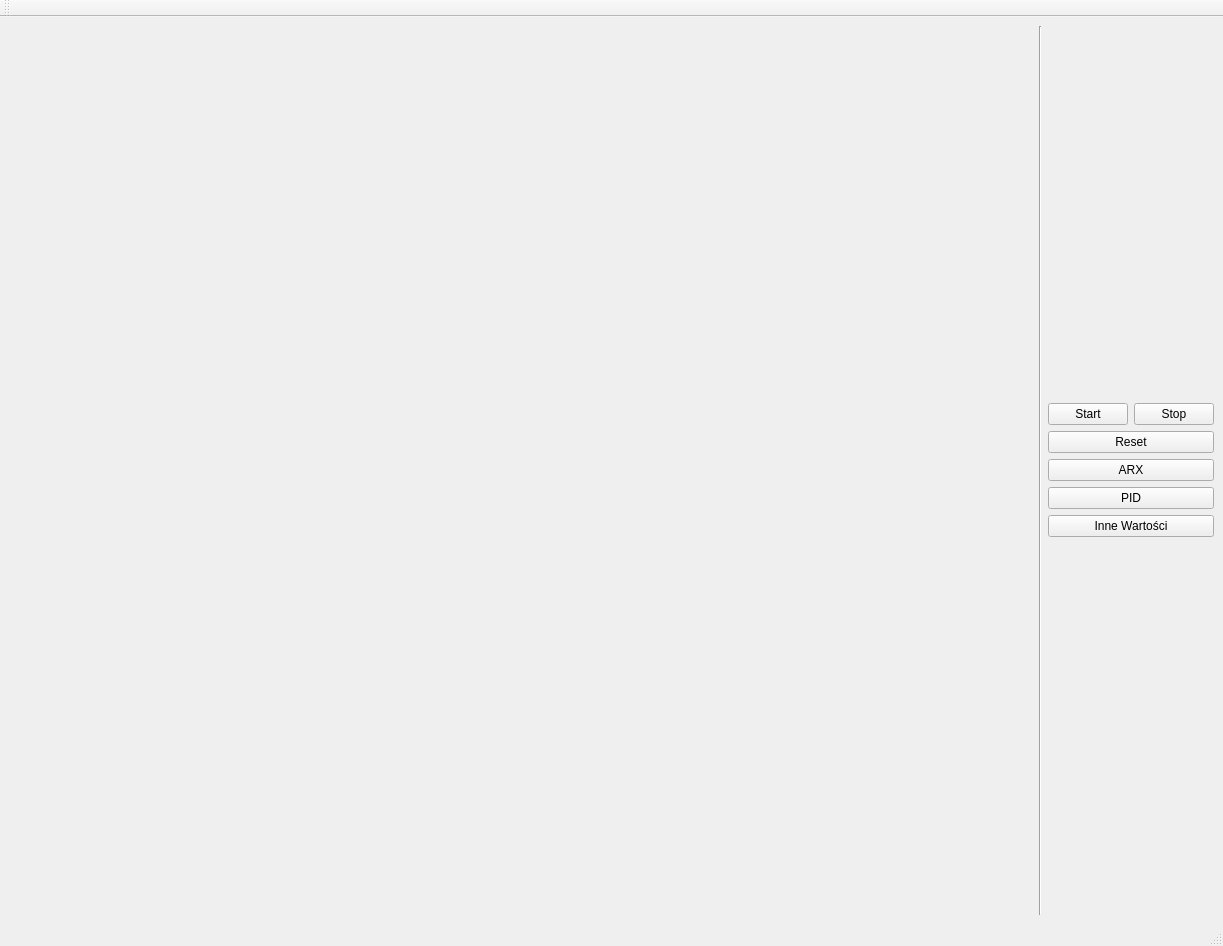
Old version of the form mainwindow.ui in the repository dffdgdd5/Projekt-PK_Sem3-4-QT.
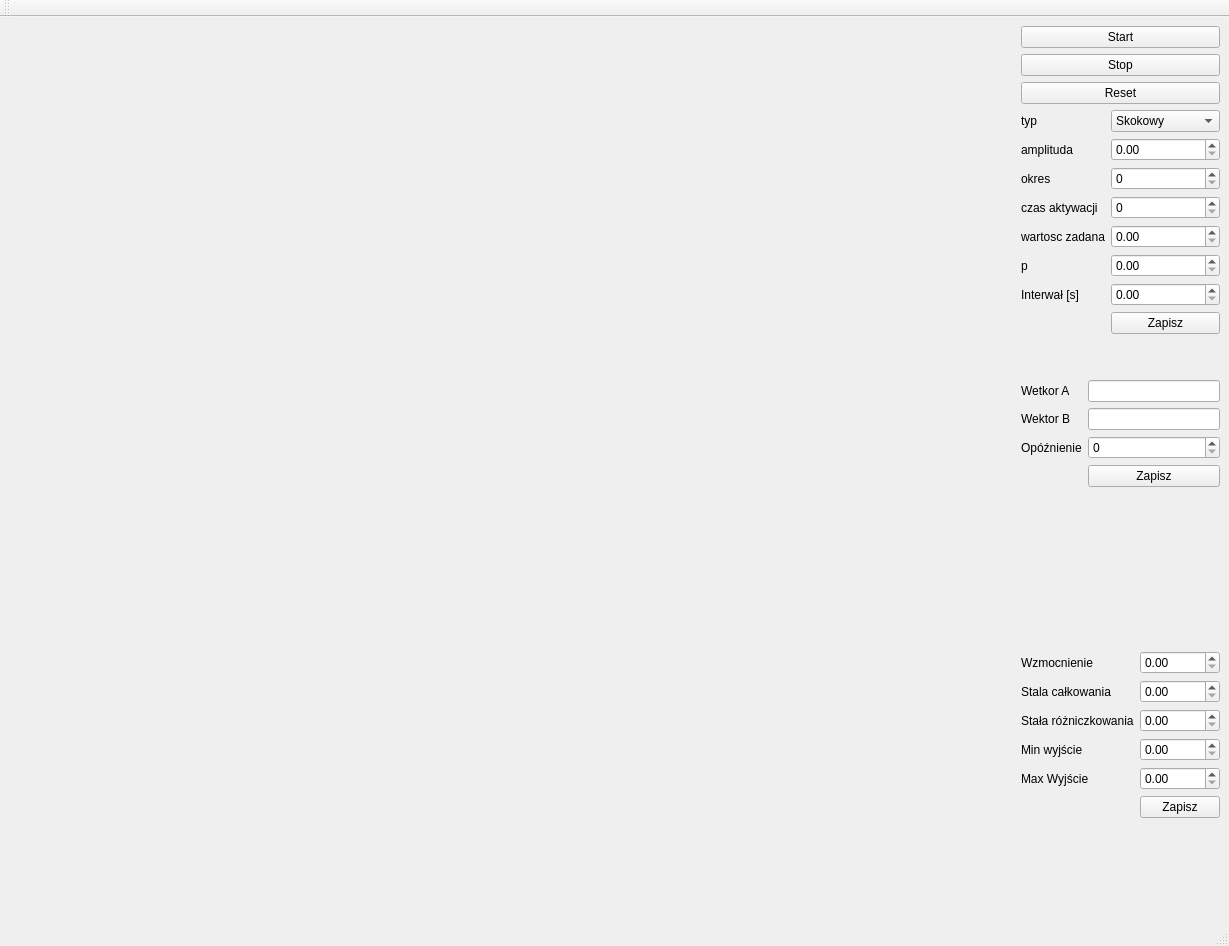
New version of the form.

Patch:
```diff
--- a/mainwindow.ui
+++ b/mainwindow.ui
@@ -14,9 +14,9 @@
    <string>MainWindow</string>
   </property>
   <widget class="QWidget" name="centralwidget">
-   <layout class="QHBoxLayout" name="horizontalLayout_4">
+   <layout class="QHBoxLayout" name="horizontalLayout">
     <item>
-     <layout class="QVBoxLayout" name="verticalLayout_3">
+     <layout class="QVBoxLayout" name="verticalLayout_2">
       <item>
        <widget class="QWidget" name="wykresZadanaRegulowana" native="true">
         <property name="minimumSize">
@@ -58,7 +58,7 @@
        </layout>
       </item>
       <item>
-       <layout class="QHBoxLayout" name="horizontalLayout_2">
+       <layout class="QHBoxLayout" name="horizontalLayout_4">
         <item>
          <widget class="QWidget" name="wykresP" native="true">
           <property name="sizePolicy">
@@ -100,62 +100,390 @@
      </layout>
     </item>
     <item>
-     <widget class="Line" name="line">
-      <property name="orientation">
-       <enum>Qt::Vertical</enum>
-      </property>
-     </widget>
-    </item>
-    <item>
-     <layout class="QVBoxLayout" name="verticalLayout_2">
+     <layout class="QVBoxLayout" name="verticalLayout_4">
       <item>
-       <layout class="QVBoxLayout" name="verticalLayout">
+       <layout class="QVBoxLayout" name="verticalLayout_3">
         <item>
-         <layout class="QHBoxLayout" name="horizontalLayout">
-          <property name="sizeConstraint">
-           <enum>QLayout::SetMaximumSize</enum>
+         <widget class="QPushButton" name="Start">
+          <property name="maximumSize">
+           <size>
+            <width>300</width>
+            <height>16777215</height>
+           </size>
           </property>
-          <item>
-           <widget class="QPushButton" name="Start">
-            <property name="text">
-             <string>Start</string>
-            </property>
-           </widget>
-          </item>
-          <item>
-           <widget class="QPushButton" name="Stop">
-            <property name="text">
-             <string>Stop</string>
-            </property>
-           </widget>
-          </item>
-         </layout>
+          <property name="text">
+           <string>Start</string>
+          </property>
+         </widget>
+        </item>
+        <item>
+         <widget class="QPushButton" name="Stop">
+          <property name="maximumSize">
+           <size>
+            <width>300</width>
+            <height>16777215</height>
+           </size>
+          </property>
+          <property name="text">
+           <string>Stop</string>
+          </property>
+         </widget>
         </item>
         <item>
          <widget class="QPushButton" name="Reset">
+          <property name="maximumSize">
+           <size>
+            <width>300</width>
+            <height>16777215</height>
+           </size>
+          </property>
           <property name="text">
            <string>Reset</string>
           </property>
          </widget>
         </item>
-        <item>
-         <widget class="QPushButton" name="ARX">
+       </layout>
+      </item>
+      <item>
+       <layout class="QFormLayout" name="formLayout">
+        <item row="0" column="0">
+         <widget class="QLabel" name="label">
+          <property name="maximumSize">
+           <size>
+            <width>100</width>
+            <height>16777215</height>
+           </size>
+          </property>
           <property name="text">
-           <string>ARX</string>
+           <string>typ</string>
           </property>
          </widget>
         </item>
-        <item>
-         <widget class="QPushButton" name="PID">
+        <item row="0" column="1">
+         <widget class="QComboBox" name="typComboBox">
+          <property name="maximumSize">
+           <size>
+            <width>200</width>
+            <height>16777215</height>
+           </size>
+          </property>
+          <item>
+           <property name="text">
+            <string>Skokowy</string>
+           </property>
+          </item>
+          <item>
+           <property name="text">
+            <string>Sinusoidalny</string>
+           </property>
+          </item>
+          <item>
+           <property name="text">
+            <string>Prostokątny</string>
+           </property>
+          </item>
+         </widget>
+        </item>
+        <item row="1" column="0">
+         <widget class="QLabel" name="label_2">
           <property name="text">
-           <string>PID</string>
+           <string>amplituda</string>
           </property>
          </widget>
         </item>
-        <item>
-         <widget class="QPushButton" name="InneWartosci">
+        <item row="1" column="1">
+         <widget class="QDoubleSpinBox" name="amplituda">
+          <property name="maximumSize">
+           <size>
+            <width>200</width>
+            <height>16777215</height>
+           </size>
+          </property>
+         </widget>
+        </item>
+        <item row="2" column="0">
+         <widget class="QLabel" name="label_3">
           <property name="text">
-           <string>Inne Wartości</string>
+           <string>okres</string>
+          </property>
+         </widget>
+        </item>
+        <item row="2" column="1">
+         <widget class="QSpinBox" name="okres">
+          <property name="maximumSize">
+           <size>
+            <width>200</width>
+            <height>16777215</height>
+           </size>
+          </property>
+         </widget>
+        </item>
+        <item row="3" column="0">
+         <widget class="QLabel" name="label_4">
+          <property name="text">
+           <string>czas aktywacji</string>
+          </property>
+         </widget>
+        </item>
+        <item row="3" column="1">
+         <widget class="QSpinBox" name="czasAktywacji">
+          <property name="maximumSize">
+           <size>
+            <width>200</width>
+            <height>16777215</height>
+           </size>
+          </property>
+         </widget>
+        </item>
+        <item row="4" column="0">
+         <widget class="QLabel" name="label_8">
+          <property name="text">
+           <string>wartosc zadana</string>
+          </property>
+         </widget>
+        </item>
+        <item row="4" column="1">
+         <widget class="QDoubleSpinBox" name="wartoscStala">
+          <property name="maximumSize">
+           <size>
+            <width>200</width>
+            <height>16777215</height>
+           </size>
+          </property>
+         </widget>
+        </item>
+        <item row="5" column="0">
+         <widget class="QLabel" name="label_9">
+          <property name="text">
+           <string>p</string>
+          </property>
+         </widget>
+        </item>
+        <item row="5" column="1">
+         <widget class="QDoubleSpinBox" name="p">
+          <property name="maximumSize">
+           <size>
+            <width>200</width>
+            <height>16777215</height>
+           </size>
+          </property>
+         </widget>
+        </item>
+        <item row="6" column="0">
+         <widget class="QLabel" name="label_10">
+          <property name="text">
+           <string>Interwał [s]</string>
+          </property>
+         </widget>
+        </item>
+        <item row="6" column="1">
+         <widget class="QDoubleSpinBox" name="Interwal">
+          <property name="maximumSize">
+           <size>
+            <width>200</width>
+            <height>16777215</height>
+           </size>
+          </property>
+         </widget>
+        </item>
+        <item row="7" column="1">
+         <widget class="QPushButton" name="zapiszInne">
+          <property name="maximumSize">
+           <size>
+            <width>200</width>
+            <height>16777215</height>
+           </size>
+          </property>
+          <property name="text">
+           <string>Zapisz</string>
+          </property>
+         </widget>
+        </item>
+       </layout>
+      </item>
+      <item>
+       <layout class="QFormLayout" name="formLayout_5">
+        <item row="0" column="0">
+         <widget class="QLabel" name="label_22">
+          <property name="maximumSize">
+           <size>
+            <width>100</width>
+            <height>16777215</height>
+           </size>
+          </property>
+          <property name="text">
+           <string>Wetkor A</string>
+          </property>
+         </widget>
+        </item>
+        <item row="0" column="1">
+         <widget class="QLineEdit" name="WektorA">
+          <property name="maximumSize">
+           <size>
+            <width>200</width>
+            <height>16777215</height>
+           </size>
+          </property>
+         </widget>
+        </item>
+        <item row="1" column="0">
+         <widget class="QLabel" name="label_24">
+          <property name="maximumSize">
+           <size>
+            <width>100</width>
+            <height>16777215</height>
+           </size>
+          </property>
+          <property name="text">
+           <string>Wektor B</string>
+          </property>
+         </widget>
+        </item>
+        <item row="1" column="1">
+         <widget class="QLineEdit" name="WektorB">
+          <property name="maximumSize">
+           <size>
+            <width>200</width>
+            <height>16777215</height>
+           </size>
+          </property>
+         </widget>
+        </item>
+        <item row="2" column="0">
+         <widget class="QLabel" name="label_23">
+          <property name="maximumSize">
+           <size>
+            <width>100</width>
+            <height>16777215</height>
+           </size>
+          </property>
+          <property name="text">
+           <string>Opóźnienie</string>
+          </property>
+         </widget>
+        </item>
+        <item row="2" column="1">
+         <widget class="QSpinBox" name="Opoznienie">
+          <property name="maximumSize">
+           <size>
+            <width>200</width>
+            <height>16777215</height>
+           </size>
+          </property>
+         </widget>
+        </item>
+        <item row="3" column="1">
+         <widget class="QPushButton" name="ZapiszARX">
+          <property name="maximumSize">
+           <size>
+            <width>200</width>
+            <height>16777215</height>
+           </size>
+          </property>
+          <property name="text">
+           <string>Zapisz</string>
+          </property>
+         </widget>
+        </item>
+       </layout>
+      </item>
+      <item>
+       <layout class="QFormLayout" name="formLayout_4">
+        <item row="0" column="0">
+         <widget class="QLabel" name="label_25">
+          <property name="text">
+           <string>Wzmocnienie</string>
+          </property>
+         </widget>
+        </item>
+        <item row="0" column="1">
+         <widget class="QDoubleSpinBox" name="wzmocnienie">
+          <property name="maximumSize">
+           <size>
+            <width>200</width>
+            <height>16777215</height>
+           </size>
+          </property>
+         </widget>
+        </item>
+        <item row="1" column="0">
+         <widget class="QLabel" name="label_26">
+          <property name="text">
+           <string>Stala całkowania</string>
+          </property>
+         </widget>
+        </item>
+        <item row="1" column="1">
+         <widget class="QDoubleSpinBox" name="stalaCalkowania">
+          <property name="maximumSize">
+           <size>
+            <width>200</width>
+            <height>16777215</height>
+           </size>
+          </property>
+         </widget>
+        </item>
+        <item row="2" column="0">
+         <widget class="QLabel" name="label_27">
+          <property name="text">
+           <string>Stała różniczkowania</string>
+          </property>
+         </widget>
+        </item>
+        <item row="2" column="1">
+         <widget class="QDoubleSpinBox" name="stalaRozniczkowania">
+          <property name="maximumSize">
+           <size>
+            <width>200</width>
+            <height>16777215</height>
+           </size>
+          </property>
+         </widget>
+        </item>
+        <item row="3" column="0">
+         <widget class="QLabel" name="label_28">
+          <property name="text">
+           <string>Min wyjście</string>
+          </property>
+         </widget>
+        </item>
+        <item row="3" column="1">
+         <widget class="QDoubleSpinBox" name="minWyjscie">
+          <property name="maximumSize">
+           <size>
+            <width>200</width>
+            <height>16777215</height>
+           </size>
+          </property>
+         </widget>
+        </item>
+        <item row="4" column="0">
+         <widget class="QLabel" name="label_29">
+          <property name="text">
+           <string>Max Wyjście</string>
+          </property>
+         </widget>
+        </item>
+        <item row="4" column="1">
+         <widget class="QDoubleSpinBox" name="maxWyjscie">
+          <property name="maximumSize">
+           <size>
+            <width>200</width>
+            <height>16777215</height>
+           </size>
+          </property>
+         </widget>
+        </item>
+        <item row="5" column="1">
+         <widget class="QPushButton" name="ZapiszPID">
+          <property name="maximumSize">
+           <size>
+            <width>200</width>
+            <height>16777215</height>
+           </size>
+          </property>
+          <property name="text">
+           <string>Zapisz</string>
           </property>
          </widget>
         </item>
```
